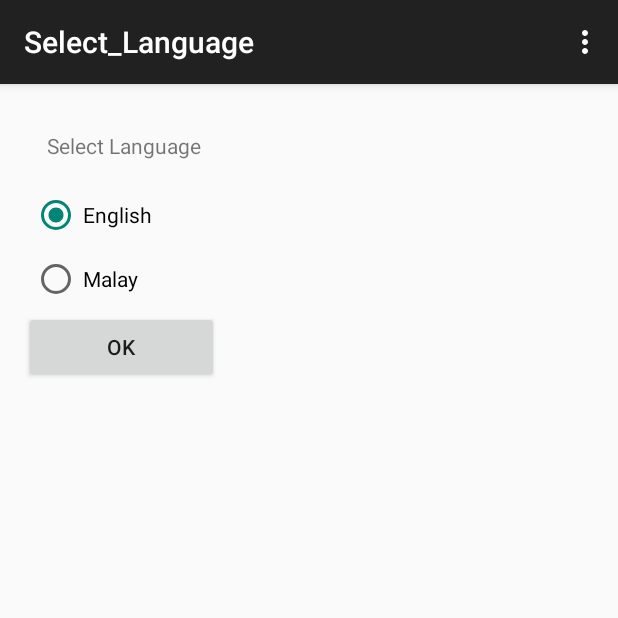
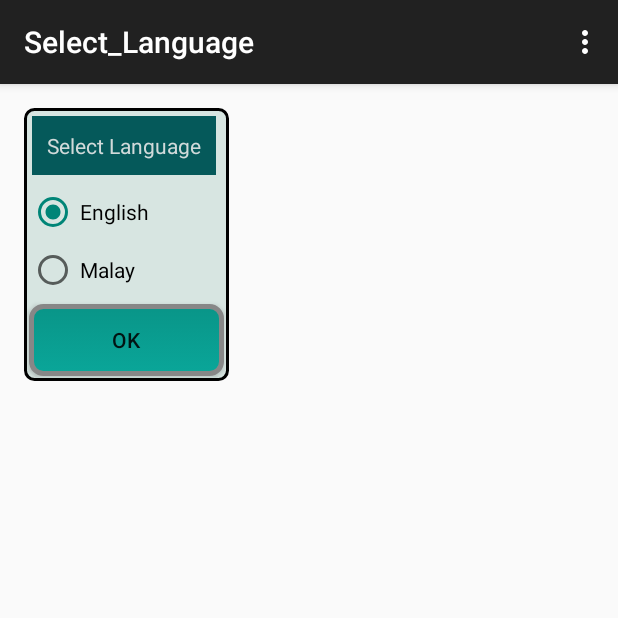
Before and after one commit to nick756/mobile, an Android app: the Select_Language screen opened directly, with no data from a screen before it, on a phone screen of 412 x 824 dp, the top half of it. Run offline under Robolectric (Android 15) with nearby library versions, the phone set to English and light mode, and no system bars.

Commit message:
First commit

```diff
--- a/app/src/main/res/layout/activity_select__language.xml
+++ b/app/src/main/res/layout/activity_select__language.xml
@@ -1,6 +1,8 @@
 <RelativeLayout xmlns:android="http://schemas.android.com/apk/res/android"
-    xmlns:tools="http://schemas.android.com/tools" android:layout_width="match_parent"
-    android:layout_height="match_parent" android:paddingLeft="@dimen/activity_horizontal_margin"
+    xmlns:tools="http://schemas.android.com/tools"
+    android:layout_width="match_parent"
+    android:layout_height="match_parent"
+    android:paddingLeft="@dimen/activity_horizontal_margin"
     android:paddingRight="@dimen/activity_horizontal_margin"
     android:paddingTop="@dimen/activity_vertical_margin"
     android:paddingBottom="@dimen/activity_vertical_margin"
@@ -10,42 +12,54 @@
         android:orientation="vertical"
         android:layout_width="wrap_content"
         android:layout_height="wrap_content"
-        android:id="@+id/linearLayout">
+        android:id="@+id/linearLayout"
+        android:background="@drawable/base_layout_background">
 
         <TextView
             android:layout_width="wrap_content"
             android:layout_height="wrap_content"
             android:text="Select Language"
-            android:id="@+id/textView"
+            android:textColor="#D1DADA"
+            android:background="#05595A"
+            android:id="@+id/select_language"
             android:padding="10dp"
-            android:layout_margin="5dp" />
+            android:layout_margin="5dp"
+            android:autoText="true" />
+
+        <RadioGroup
+            android:id="@+id/radioGroup"
+            android:layout_width="wrap_content"
+            android:layout_height="wrap_content" >
 
         <RadioButton
             android:layout_width="wrap_content"
             android:layout_height="wrap_content"
             android:text="English"
-            android:id="@+id/EngMalayTitle"
+            android:id="@+id/EngRB"
             android:checked="true"
-            android:layout_margin="5dp"
+            android:layout_margin="3dp"
             android:padding="2dp" />
 
         <RadioButton
             android:layout_width="wrap_content"
             android:layout_height="wrap_content"
             android:text="Malay"
-            android:id="@+id/radioButton"
-            android:layout_margin="5dp"
+            android:id="@+id/MalayRB"
+            android:layout_margin="3dp"
             android:padding="2dp" />
+        </RadioGroup>
 
         <Button
             android:layout_width="130dp"
             android:text="Ok"
-            android:id="@+id/button"
+            android:id="@+id/ok_select_language"
             android:layout_alignParentTop="true"
             android:layout_alignRight="@+id/linearLayout"
             android:layout_alignEnd="@+id/linearLayout"
             android:layout_height="wrap_content"
-            android:onClick="clickOkButton" />
+            android:onClick="clickOkButton"
+            android:layout_margin="3dp"
+            android:background="@drawable/login_button_selector" />
 
 
     </LinearLayout>
```
